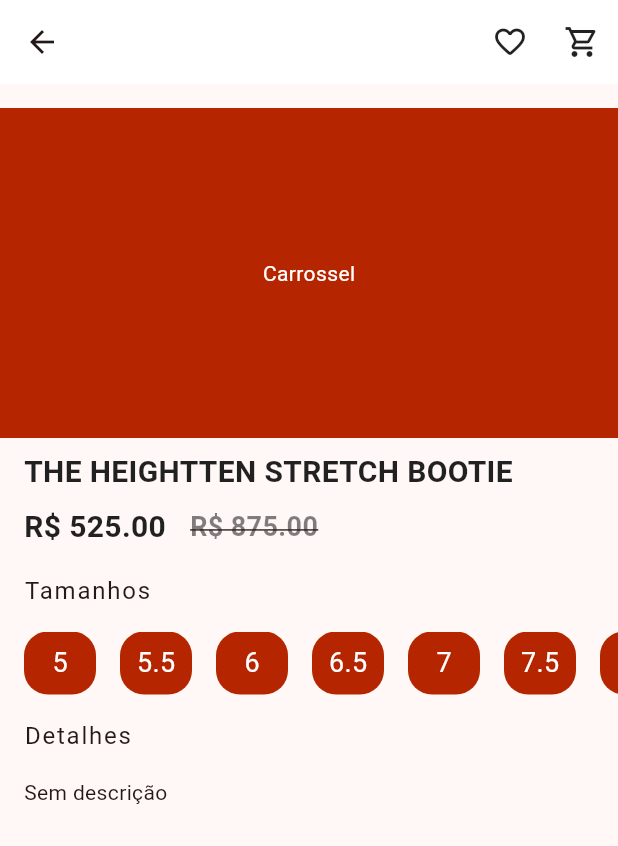
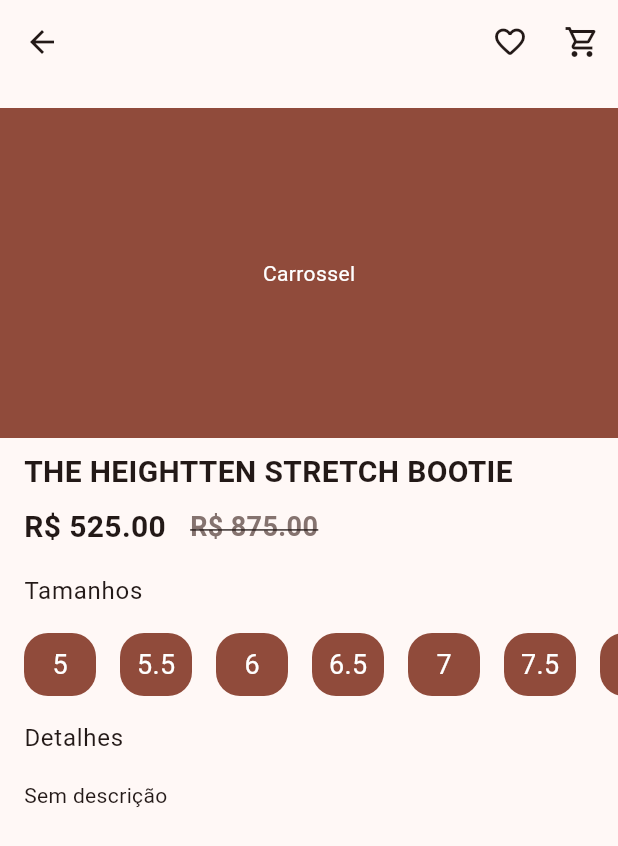
Before and after one commit to gabrielwbenatti/kp-merch, a Flutter app: the screen it shows after launch, after a tap on "THE HEIGHTTEN STRETCH BOOTIE", on a phone screen of 412 x 824 dp. Shown: the top 846 px of the screen. Run offline on Flutter 3.47's test engine with Material 2 defaults, Android fonts, the phone set to English and light mode, and no system bars.

Commit message:
ajustes para pegar tema do contexto

```diff
--- a/app_kp_merch/lib/app/modules/home/home_screen.dart
+++ b/app_kp_merch/lib/app/modules/home/home_screen.dart
@@ -50,14 +50,14 @@ class _KpHomeScreenState extends State<KpHomeScreen> {
     return Scaffold(
       appBar: AppBar(
         title: const Text('KP Merch'),
-        backgroundColor: KpTheme.kPrimaryWhite,
+        backgroundColor: Theme.of(context).colorScheme.background,
         elevation: 0.00,
         actions: [
           IconButton(
             onPressed: () {},
             icon: Icon(
               Icons.shopping_cart_outlined,
-              color: KpTheme.kPrimaryBlack,
+              color: Theme.of(context).colorScheme.onSurface,
             ),
           ),
         ],
--- a/app_kp_merch/lib/app/modules/home/widgets/carousel_widget.dart
+++ b/app_kp_merch/lib/app/modules/home/widgets/carousel_widget.dart
@@ -11,12 +11,12 @@ class CarouselWidget extends StatelessWidget {
       margin: EdgeInsets.only(
         top: KpTheme.kDefaultPadding,
       ),
-      color: KpTheme.kPrimaryColor,
+      color: Theme.of(context).colorScheme.primary,
       height: 190,
       child: Center(
         child: Text(
           'Carrossel',
-          style: TextStyle(color: KpTheme.kPrimaryWhite),
+          style: TextStyle(color: Theme.of(context).colorScheme.onPrimary),
         ),
       ),
     );
--- a/app_kp_merch/lib/app/modules/products/product_detail.dart
+++ b/app_kp_merch/lib/app/modules/products/product_detail.dart
@@ -21,21 +21,20 @@ class KpProductView extends StatelessWidget {
   Widget build(BuildContext context) {
     return Scaffold(
       appBar: AppBar(
-        backgroundColor: KpTheme.kPrimaryWhite,
         elevation: 0.00,
         actions: [
           IconButton(
             onPressed: () {},
             icon: Icon(
               Icons.favorite_outline_rounded,
-              color: KpTheme.kPrimaryBlack,
+              color: Theme.of(context).colorScheme.onSurface,
             ),
           ),
           IconButton(
             onPressed: () {},
             icon: Icon(
               Icons.shopping_cart_outlined,
-              color: KpTheme.kPrimaryBlack,
+              color: Theme.of(context).colorScheme.onSurface,
             ),
           ),
         ],
--- a/app_kp_merch/lib/app/modules/products/widgets/images_carousel_widget.dart
+++ b/app_kp_merch/lib/app/modules/products/widgets/images_carousel_widget.dart
@@ -11,12 +11,12 @@ class ImagesCarouselWidget extends StatelessWidget {
       margin: EdgeInsets.only(
         top: KpTheme.kDefaultPadding,
       ),
-      color: KpTheme.kPrimaryColor,
+      color: Theme.of(context).colorScheme.primary,
       height: 220,
       child: Center(
         child: Text(
           'Carrossel',
-          style: TextStyle(color: KpTheme.kPrimaryWhite),
+          style: TextStyle(color: Theme.of(context).colorScheme.onPrimary),
         ),
       ),
     );
--- a/app_kp_merch/lib/app/modules/products/widgets/product_details_widget.dart
+++ b/app_kp_merch/lib/app/modules/products/widgets/product_details_widget.dart
@@ -23,6 +23,9 @@ class ProductDetailsWidget extends StatelessWidget {
           child: Text(
             product.description ?? 'Sem descrição',
             textAlign: TextAlign.justify,
+            style: TextStyle(
+              color: Theme.of(context).colorScheme.onBackground,
+            ),
           ),
         ),
       ],
--- a/app_kp_merch/lib/app/modules/products/widgets/product_price.dart
+++ b/app_kp_merch/lib/app/modules/products/widgets/product_price.dart
@@ -24,7 +24,7 @@ class ProductPrice extends StatelessWidget {
             style: TextStyle(
               fontWeight: FontWeight.bold,
               fontSize: 20.0,
-              color: KpTheme.kPrimaryBlack,
+              color: Theme.of(context).colorScheme.onBackground,
             ),
           ),
         ),
@@ -34,7 +34,7 @@ class ProductPrice extends StatelessWidget {
                 style: TextStyle(
                   fontWeight: FontWeight.bold,
                   fontSize: 18.0,
-                  color: KpTheme.kPrimaryBlack.withOpacity(0.5),
+                  color: Theme.of(context).colorScheme.outline,
                   decoration: TextDecoration.lineThrough,
                 ),
               )
--- a/app_kp_merch/lib/app/modules/products/widgets/product_sizes_widget.dart
+++ b/app_kp_merch/lib/app/modules/products/widgets/product_sizes_widget.dart
@@ -55,14 +55,14 @@ class ProductSizeItemWidget extends StatelessWidget {
       padding: EdgeInsets.all(KpTheme.kDefaultPadding / 2),
       width: KpTheme.kDefaultPadding * 3,
       decoration: BoxDecoration(
-        color: KpTheme.kPrimaryColor,
+        color: Theme.of(context).colorScheme.primary,
         borderRadius: BorderRadius.circular(KpTheme.kDefaultRadius),
       ),
       child: Center(
         child: Text(
           size,
           style: TextStyle(
-            color: KpTheme.kPrimaryWhite,
+            color: Theme.of(context).colorScheme.onPrimary,
             fontSize: 18.0,
           ),
         ),
--- a/app_kp_merch/lib/app/modules/products/widgets/product_subtitle.dart
+++ b/app_kp_merch/lib/app/modules/products/widgets/product_subtitle.dart
@@ -19,9 +19,8 @@ class ProductSubtitle extends StatelessWidget {
       ),
       child: Text(
         text,
-        style: const TextStyle(
-          fontSize: 16.0,
-          letterSpacing: 1.2,
+        style: Theme.of(context).textTheme.bodyLarge?.copyWith(
+          color: Theme.of(context).colorScheme.onBackground,
         ),
       ),
     );
--- a/app_kp_merch/lib/app/modules/products/widgets/product_title.dart
+++ b/app_kp_merch/lib/app/modules/products/widgets/product_title.dart
@@ -26,7 +26,7 @@ class ProductTitle extends StatelessWidget {
             style: TextStyle(
               fontWeight: FontWeight.bold,
               fontSize: 20.0,
-              color: KpTheme.kPrimaryBlack,
+              color: Theme.of(context).colorScheme.onBackground,
             ),
           ),
         ),
--- a/app_kp_merch/lib/app/utils/kp_theme.dart
+++ b/app_kp_merch/lib/app/utils/kp_theme.dart
@@ -1,12 +1,4 @@
-import 'package:flutter/material.dart' show Color, Colors;
-
 class KpTheme {
   static double kDefaultPadding = 16.0;
   static double kDefaultRadius = 16.0;
-
-  static Color kPrimaryColor = const Color(0xFFB52600);
-
-  static Color kPrimaryWhite = const Color(0xFFFFFFFF);
-  static Color kSecondaryWhite = const Color(0xFFF9F9F9);
-  static Color kPrimaryBlack = Colors.black87;
 }
--- a/app_kp_merch/lib/app/widgets/kp_category_circle.dart
+++ b/app_kp_merch/lib/app/widgets/kp_category_circle.dart
@@ -25,7 +25,7 @@ class KpCategoryCircle extends StatelessWidget {
           ? EdgeInsets.symmetric(horizontal: KpTheme.kDefaultPadding)
           : EdgeInsets.only(left: KpTheme.kDefaultPadding),
       child: Material(
-        color: KpTheme.kPrimaryColor,
+        color: Theme.of(context).colorScheme.primary,
         borderRadius: BorderRadius.circular(KpTheme.kDefaultRadius),
         child: InkWell(
           onTap: () {
@@ -56,7 +56,7 @@ class KpCategoryCircle extends StatelessWidget {
                   child: Icon(
                     icon,
                     size: 26.0,
-                    color: KpTheme.kPrimaryWhite,
+                    color: Theme.of(context).colorScheme.onPrimary,
                   ),
                 ),
                 Text(
@@ -64,7 +64,7 @@ class KpCategoryCircle extends StatelessWidget {
                   overflow: TextOverflow.ellipsis,
                   style: TextStyle(
                     fontWeight: FontWeight.bold,
-                    color: KpTheme.kPrimaryWhite,
+                    color: Theme.of(context).colorScheme.onPrimary,
                     // fontSize: 16.0,
                   ),
                 )
--- a/app_kp_merch/lib/app/widgets/kp_product_horizontal.dart
+++ b/app_kp_merch/lib/app/widgets/kp_product_horizontal.dart
@@ -16,6 +16,7 @@ class KpProductHorizontal extends StatelessWidget {
   @override
   Widget build(BuildContext context) {
     return ListTile(
+      tileColor: Theme.of(context).colorScheme.surface,
       onTap: () {
         Navigator.of(context).push(
           MaterialPageRoute(
@@ -26,7 +27,7 @@ class KpProductHorizontal extends StatelessWidget {
       leading: Container(
         margin: EdgeInsets.only(right: KpTheme.kDefaultPadding / 2),
         decoration: BoxDecoration(
-          color: KpTheme.kPrimaryColor,
+          color: Theme.of(context).colorScheme.primary,
           borderRadius: BorderRadius.circular(
             KpTheme.kDefaultRadius / 2,
           ),
--- a/app_kp_merch/lib/app/widgets/kp_section_title.dart
+++ b/app_kp_merch/lib/app/widgets/kp_section_title.dart
@@ -21,7 +21,7 @@ class KpSectionTitle extends StatelessWidget {
       child: Text(
         text,
         style: Theme.of(context).textTheme.titleLarge?.copyWith(
-              color: KpTheme.kPrimaryBlack,
+              color: Theme.of(context).colorScheme.onBackground,
               fontWeight: FontWeight.bold,
             ),
       ),
--- a/app_kp_merch/lib/main.dart
+++ b/app_kp_merch/lib/main.dart
@@ -16,7 +16,7 @@ class AppKpMerch extends StatelessWidget {
       theme: ThemeData(
         useMaterial3: true,
         colorScheme: ColorScheme.fromSeed(
-          seedColor: KpTheme.kPrimaryColor,
+          seedColor: const Color(0xFFB52600),
         ),
       ),
       home: const KpHomeScreen(),
```
